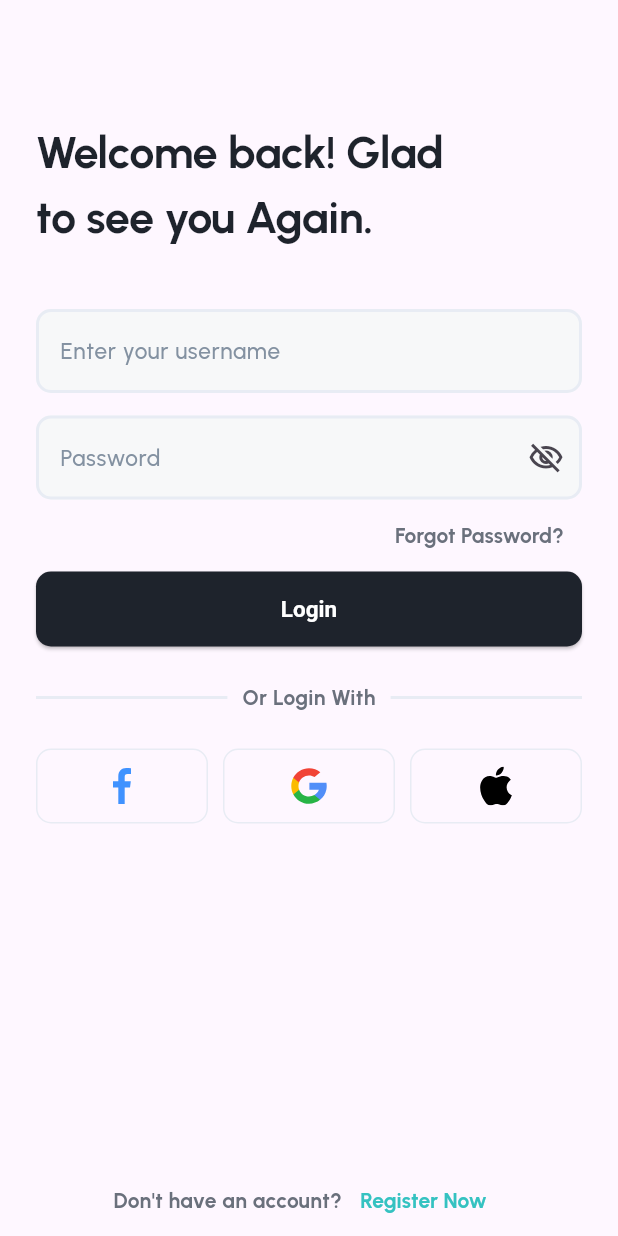
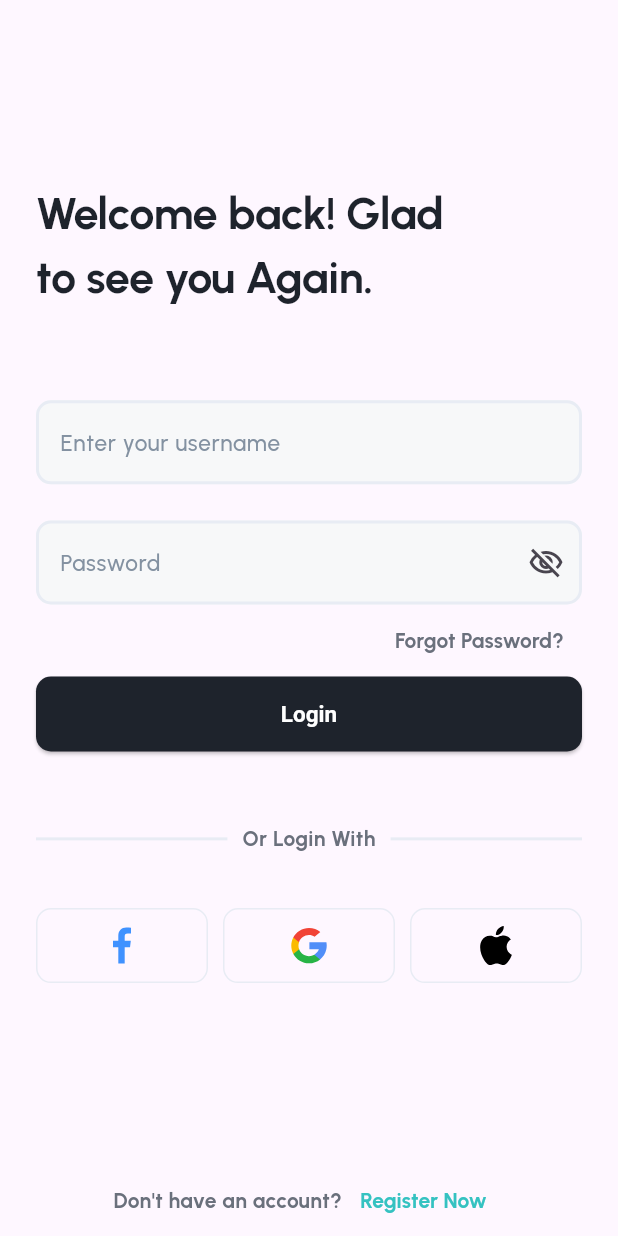
Before and after one commit to AhmetSBulbul/flutter_playground, a Flutter app: the screen it shows after launch, on a phone screen of 412 x 824 dp. Run offline on Flutter 3.47's test engine with Material 2 defaults, Android fonts, the phone set to English and light mode, and no system bars; our stand-ins replace flutter_svg, go_router; project files that could hold a hidden picture were left out.

Commit message:
responsive?

```diff
--- a/lib/simple_login/login_screen.dart
+++ b/lib/simple_login/login_screen.dart
@@ -1,5 +1,4 @@
 import 'package:flutter/material.dart';
-import 'package:flutter_playground/app/resources/custom_colors.dart';
 import 'package:flutter_playground/app/resources/r.dart';
 import 'package:flutter_playground/simple_login/login_info.dart';
 import 'package:flutter_svg/svg.dart';
@@ -17,8 +16,8 @@ class LoginScreen extends StatelessWidget {
             child: Column(
               crossAxisAlignment: CrossAxisAlignment.stretch,
               children: [
-                const SizedBox(
-                  height: 80,
+                const Spacer(
+                  flex: 10,
                 ),
                 FractionallySizedBox(
                   alignment: Alignment.centerLeft,
@@ -32,36 +31,16 @@ class LoginScreen extends StatelessWidget {
                         color: R.colors.dark),
                   ),
                 ),
-                const SizedBox(
-                  height: 40,
+                const Spacer(
+                  flex: 5,
                 ),
-                // const Spacer(),
                 const TextField(
                   decoration: InputDecoration(
                     labelText: 'Enter your username',
-                    // labelStyle: TextStyle(
-                    //   color: R.colors.gray,
-                    //   fontSize: 15,
-                    //   fontWeight: FontWeight.w500,
-                    // ),
-                    // filled: true,
-                    // fillColor: R.colors.lightGray,
-                    // border: OutlineInputBorder(
-                    //   borderSide: BorderSide(color: R.colors.border, width: 2),
-                    //   borderRadius: BorderRadius.circular(10),
-                    // ),
-                    // enabledBorder: OutlineInputBorder(
-                    //   borderSide: BorderSide(color: R.colors.border, width: 2),
-                    //   borderRadius: BorderRadius.circular(10),
-                    // ),
-                    // focusedBorder: OutlineInputBorder(
-                    //   borderSide: BorderSide(color: R.colors.border, width: 2),
-                    //   borderRadius: BorderRadius.circular(10),
-                    // ),
                   ),
                 ),
-                const SizedBox(
-                  height: 15,
+                const Spacer(
+                  flex: 2,
                 ),
                 const TextField(
                   decoration: InputDecoration(
@@ -87,8 +66,8 @@ class LoginScreen extends StatelessWidget {
                     'Login',
                   ),
                 ),
-                const SizedBox(
-                  height: 24,
+                const Spacer(
+                  flex: 4,
                 ),
                 Row(
                   children: [
@@ -115,8 +94,8 @@ class LoginScreen extends StatelessWidget {
                     ),
                   ],
                 ),
-                const SizedBox(
-                  height: 24,
+                const Spacer(
+                  flex: 3,
                 ),
                 Row(
                   children: [
@@ -152,7 +131,9 @@ class LoginScreen extends StatelessWidget {
                     ),
                   ],
                 ),
-                const Spacer(),
+                const Spacer(
+                  flex: 10,
+                ),
                 Row(
                   mainAxisAlignment: MainAxisAlignment.center,
                   children: [
```
